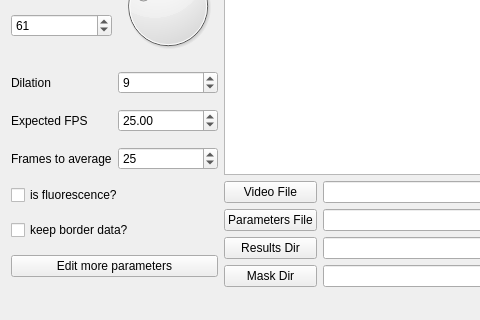
Old version of the form MWTracker/GUI_Qt5/QtDesignerFiles/GetMaskParams.ui in the repository ver228/tierpsy-tracker; both pictures show x 0 to 480 and y 426 to 746 of the 1161 by 746 pixel window.
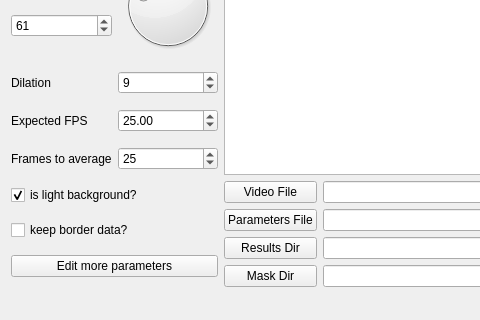
New version of the form.

Commit message:
tracker works for fluorescence images
- Change the flag name (again) from is_invert_thresh to
is_light_background. I guess at the end it is more intuitive.
- The tracking part knows it is dealing with fluorescence by reading an
attribute in the maked_image_file
- invert the threshold direction when dealing with fluorescence
- some rearrangement for clarity in the getSkeletonTables file

```diff
--- a/MWTracker/GUI_Qt5/QtDesignerFiles/GetMaskParams.ui
+++ b/MWTracker/GUI_Qt5/QtDesignerFiles/GetMaskParams.ui
@@ -20,7 +20,10 @@
       <item row="8" column="0" colspan="2">
        <widget class="QCheckBox" name="checkBox_isFluorescence">
         <property name="text">
-         <string>is fluorescence?</string>
+         <string>is light background?</string>
+        </property>
+        <property name="checked">
+         <bool>true</bool>
         </property>
        </widget>
       </item>
```
Left out of the diff: 2 changed lines with no effect on the pictures. The commit also changes 17 other files.
